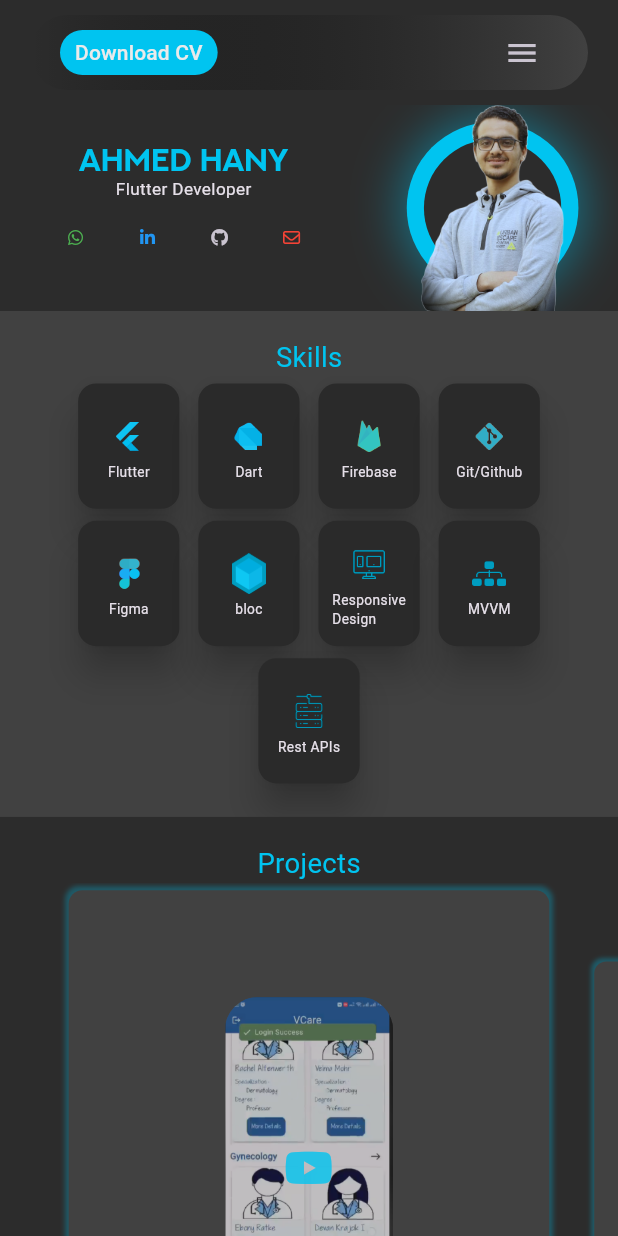
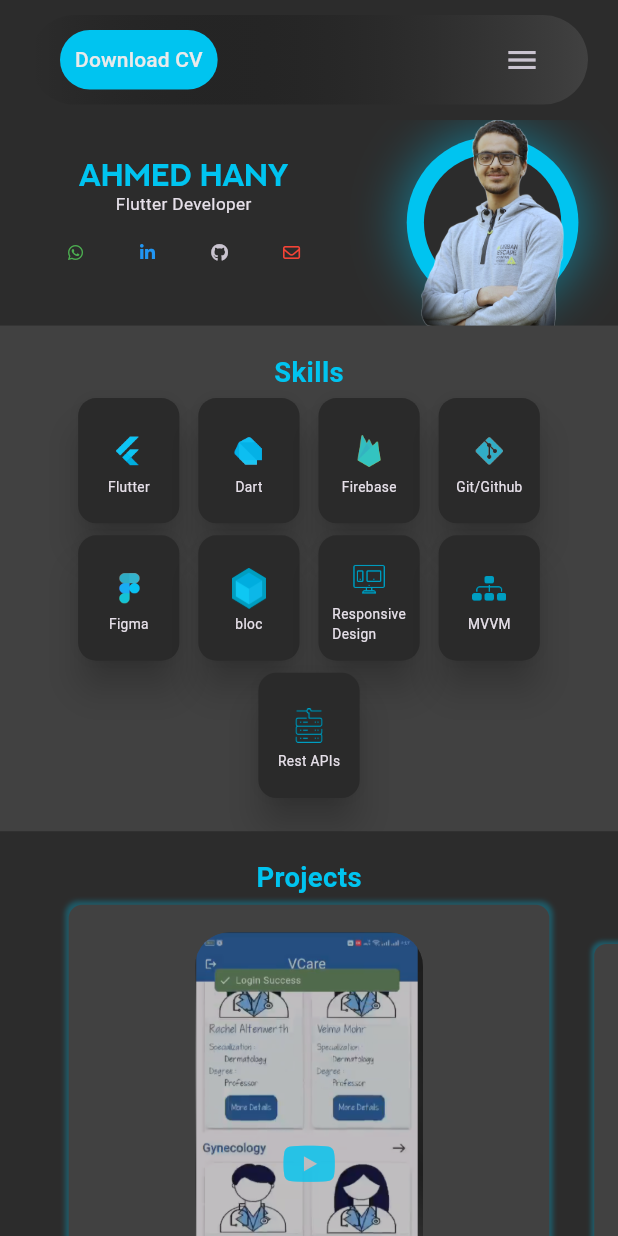
Before and after one commit to Ahmed-M-Hany/portfolio, a Flutter app: the screen it shows after launch, in the side drawer, after a tap on "Download CV", on a phone screen of 412 x 824 dp. Run offline on Flutter 3.47's test engine with Material 3 defaults, Android fonts, the phone set to English and light mode, and no system bars; drawn by our look-alikes of animated_text_kit, carousel_slider, flip_card, scrollable_positioned_list; our stand-ins replace auto_size_text, bloc, expandable_text, flutter_bloc, flutter_screenutil, flutter_widget_from_html and 1 more.

Commit message:
some changes

```diff
--- a/lib/pages/sections/main_section/main_section.dart
+++ b/lib/pages/sections/main_section/main_section.dart
@@ -82,7 +82,7 @@ class MainSection extends StatelessWidget {
                       onPressed: () async {
                         //use url launcher to launch the mailto link
                         await launchUrl(Uri.parse(
-                            "https://www.linkedin.com/in/%D8%A7%D8%AD%D9%85%D8%AF-%D9%87%D8%A7%D9%86%D9%8A-3a86351b8/"));
+                            "https://www.linkedin.com/in/ahmed-hany-3a86351b8/"));
                       },
                       icon: FaIcon(
                         FontAwesomeIcons.linkedinIn,
--- a/lib/pages/sections/projects_section/project_section.dart
+++ b/lib/pages/sections/projects_section/project_section.dart
@@ -41,6 +41,7 @@ class Projects extends StatelessWidget {
             "Projects",
             style: TextStyle(
               fontSize: 16.sp,
+              fontWeight: FontWeight.bold,
               color: CustomColor.blue,
             ),
           ),
@@ -49,17 +50,22 @@ class Projects extends StatelessWidget {
           CarouselSlider(
             items: _createProjectsList(),
             options: CarouselOptions(
-            height: MediaQuery
+              autoPlayInterval: const Duration(seconds: 8),
+            height: MediaQuery.of(context).size.width>600?MediaQuery
                 .of(context)
                 .size
-                .height * 0.9,
+                .height * 0.8:MediaQuery
+                .of(context)
+                .size
+                .height * 0.5,
             aspectRatio: 1 / 1,
             autoPlay: true,
             initialPage: 0,
             enlargeCenterPage: true,
             pauseAutoPlayOnManualNavigate: true,
             pauseAutoPlayOnTouch: true,
-            clipBehavior: Clip.hardEdge,
+            clipBehavior: Clip.none,
+            pauseAutoPlayInFiniteScroll: true,
             enableInfiniteScroll: false,
           ),
 
--- a/lib/pages/sections/projects_section/section_widgets/project_item.dart
+++ b/lib/pages/sections/projects_section/section_widgets/project_item.dart
@@ -1,3 +1,4 @@
+import 'package:auto_size_text/auto_size_text.dart';
 import 'package:flutter/cupertino.dart';
 import 'package:flutter/material.dart';
 import 'package:flutter/widgets.dart';
@@ -20,7 +21,7 @@ class ProjectsCarouselItem extends StatelessWidget {
     return Container(
       height: MediaQuery.of(context).size.height * 0.6,
       margin: EdgeInsets.all(4.sp),
-      padding: EdgeInsets.all(4.sp),
+      padding: EdgeInsets.all(16.sp),
       decoration: BoxDecoration(
         color: CustomColor.bgLight1,
         borderRadius: BorderRadius.circular(8.r),
@@ -66,7 +67,8 @@ class ProjectDetails extends StatelessWidget {
 
   @override
   Widget build(BuildContext context) {
-    return const Expanded(
+    return Padding(
+      padding: const EdgeInsets.only(top: 8.0),
       child: Column(
         mainAxisAlignment: MainAxisAlignment.center,
         children: [
@@ -91,6 +93,7 @@ class ProjectPreview extends StatelessWidget {
     var cubit = BlocProvider.of<ProjectIndexCubit>(context);
     var currentProject=ProjectsData.projects[cubit.index];
     return Expanded(
+      flex: MediaQuery.of(context).size.width>600?1:2,
       child: Center(
         child: InkWell(
           enableFeedback: true,
@@ -103,12 +106,13 @@ class ProjectPreview extends StatelessWidget {
           },
 
           child: Stack(
+            alignment: Alignment.center,
             children: [
               ClipRRect(
                 borderRadius:  BorderRadius.circular(20.r),
                 child: Image.asset(
                   currentProject.image,
-                  height: 200.sp,
+
                 ),
               ),
 
@@ -138,7 +142,7 @@ class BlueYoutubeButton extends StatelessWidget {
       right: 0,
       child: Icon(
         FontAwesomeIcons.youtube,
-        size: 25.sp,
+        size: 28.sp,
         color: CustomColor.blue.withOpacity(0.8),
       ),
     );
@@ -159,7 +163,6 @@ class BlackLayer extends StatelessWidget {
       borderRadius: BorderRadius.circular(20.r),
       child: Image.asset(
         currentProject.image,
-        height: 200.sp,
         color: CustomColor.bgLight2.withOpacity(0.3),
       ),
     );
@@ -174,10 +177,17 @@ class ProjectDescription extends StatelessWidget {
   @override
   Widget build(BuildContext context) {
     var cubit = BlocProvider.of<ProjectIndexCubit>(context);
-    return Text(
+    return Expanded(
+      flex: MediaQuery.of(context).size.width>600?1:0,
+      child: Text(
+        textAlign: TextAlign.center,
+        style: TextStyle(
+          fontSize: 8.sp,
+        ),
+        maxLines: 10,
         ProjectsData.projects[cubit.index].description,
-      maxLines: 5,
         overflow: TextOverflow.ellipsis,
+      ),
     );
   }
 }
@@ -190,15 +200,12 @@ class ProjectTitle extends StatelessWidget {
   @override
   Widget build(BuildContext context) {
     var cubit =BlocProvider.of<ProjectIndexCubit>(context);
-    return Padding(
-      padding: const EdgeInsets.only(bottom: 12.0),
-      child: Text(
+    return Text(
       ProjectsData.projects[cubit.index].name,
       style: TextStyle(
-          fontSize: 12.sp,
+        fontSize: 14.sp,
         fontWeight: FontWeight.bold,
         color: CustomColor.blue,
-        ),
       ),
     );
   }
--- a/lib/pages/sections/skills_section/section_widgets/skill_item.dart
+++ b/lib/pages/sections/skills_section/section_widgets/skill_item.dart
@@ -1,5 +1,6 @@
 
 
+import 'package:auto_size_text/auto_size_text.dart';
 import 'package:flip_card/flip_card_controller.dart';
 import 'package:flutter/material.dart';
 import 'package:flutter_bloc/flutter_bloc.dart';
@@ -11,7 +12,7 @@ import '../../../../constants/colors.dart';
 import 'blue_layer.dart';
 import 'package:flip_card/flip_card.dart';
 class SkillItem extends StatelessWidget {
-   SkillItem();
+   SkillItem({super.key});
   final GlobalKey<FlipCardState> cardKey =  GlobalKey<FlipCardState>();
   //controller
   @override
@@ -70,13 +71,27 @@ class SkillItem extends StatelessWidget {
             elevation: 10,
             surfaceTintColor: CustomColor.bgLight2,
             color: CustomColor.bgLight2,
+            child: SizedBox(
+              height: 80.sp,
+              width: 66.sp,
               child: Padding(
                 padding: EdgeInsets.all(8.sp),
                 child: Column(
                   mainAxisAlignment: MainAxisAlignment.center,
                   children: [
-                  Text(skill.description),
+                    Expanded(
+                      child: Center(
+                        child: AutoSizeText(
+                          skill.description,
+                          maxLines: 10,
+                          textAlign: TextAlign.start,
+                          minFontSize: 8,
+                          overflow: TextOverflow.ellipsis,
+                        ),
+                      ),
+                    ),
                   ],
+                ),
               ),
             ),
           ),
--- a/lib/pages/sections/skills_section/skills_section.dart
+++ b/lib/pages/sections/skills_section/skills_section.dart
@@ -37,6 +37,7 @@ class Skills extends StatelessWidget {
             "Skills",
             style: TextStyle(
               fontSize: 16.sp,
+              fontWeight: FontWeight.bold,
               color: CustomColor.blue,
             ),
           ),
--- a/lib/pages/widgets/header_desktop.dart
+++ b/lib/pages/widgets/header_desktop.dart
@@ -30,7 +30,7 @@ class HeaderDesktop extends StatelessWidget {
             onPressed: () async {
               //use url launcher to launch the whatsapp link
               await launchUrl(Uri.parse(
-                  "https://drive.google.com/file/d/1ZzOqeCgHyW7yPB7R6nGE8gAoVwdy8X5Z/view?usp=sharing"));
+                  "https://drive.google.com/drive/folders/1nxdiptOQqq1yIV_OIjZOzLH8kF838Bq-?usp=sharing"));
             },
             style: TextButton.styleFrom(
               backgroundColor: CustomColor.blue,
--- a/lib/pages/widgets/header_mobile.dart
+++ b/lib/pages/widgets/header_mobile.dart
@@ -1,4 +1,5 @@
 import 'package:flutter/material.dart';
+import 'package:flutter_screenutil/flutter_screenutil.dart';
 import 'package:url_launcher/url_launcher.dart';
 import '../../constants/colors.dart';
 
@@ -9,7 +10,7 @@ class HeaderMobile extends StatelessWidget {
   @override
   Widget build(BuildContext context) {
     return Container(
-      height: 50,
+      height: 50.h,
       width: double.infinity,
       decoration: BoxDecoration(
         gradient: const LinearGradient(colors: [
@@ -27,7 +28,7 @@ class HeaderMobile extends StatelessWidget {
             onPressed: () async {
               //use url launcher to launch the whatsapp link
               await launchUrl(Uri.parse(
-                  "https://drive.google.com/file/d/1ZzOqeCgHyW7yPB7R6nGE8gAoVwdy8X5Z/view?usp=sharing"));
+                  "https://drive.google.com/drive/folders/1nxdiptOQqq1yIV_OIjZOzLH8kF838Bq-?usp=sharing"));
             },
             style: TextButton.styleFrom(
               padding: const EdgeInsets.symmetric(
--- a/pubspec.yaml
+++ b/pubspec.yaml
@@ -49,6 +49,7 @@ dependencies:
   flip_card: ^0.7.0
   bloc: ^8.1.4
   flutter_bloc: ^8.1.5
+  auto_size_text: ^3.0.0
 
 
 dev_dependencies:
```
Also changed, not shown: pubspec.lock. Lines whose indentation alone changed are shown as unchanged.
